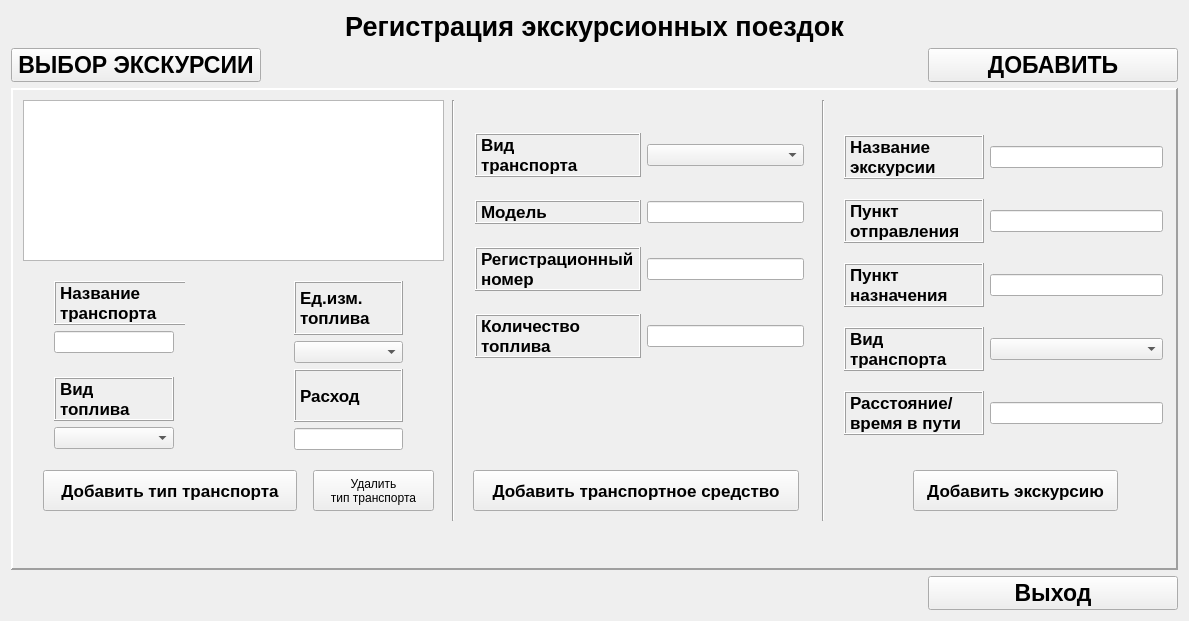
Qt form excursion/widget.ui (mary-anitikin/excursion_book) before a commit.
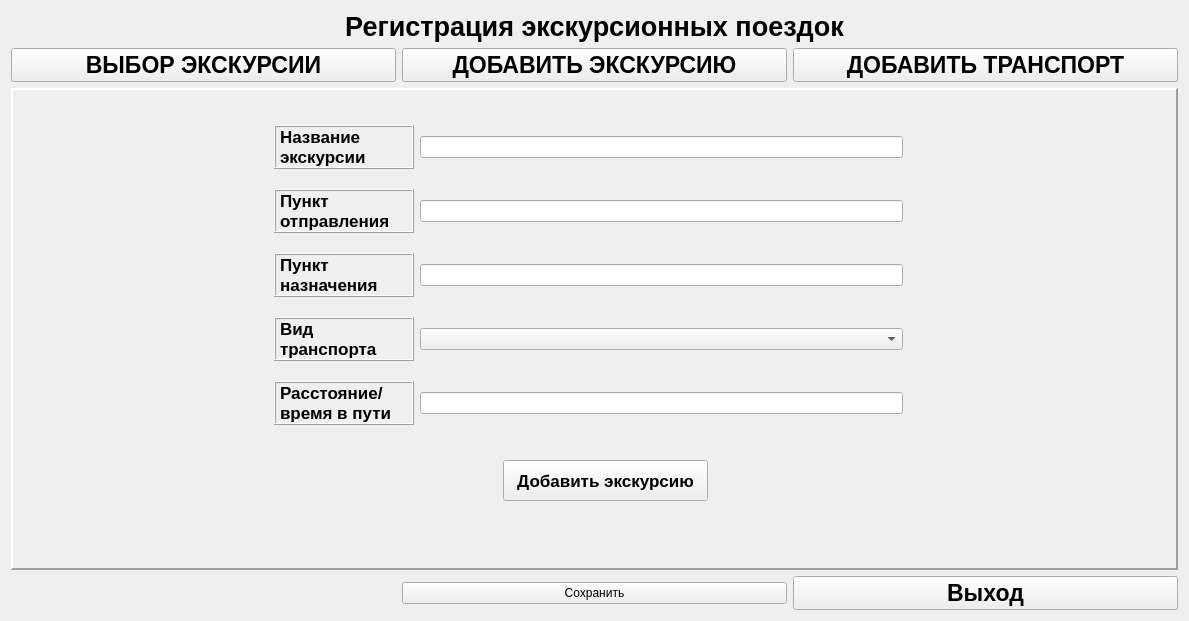
The same form after that commit. The open tabs and pages were chosen to show the change.

Commit message: Доработка в связи с новыми классами + доработка интерфейса

```diff
--- a/excursion/widget.ui
+++ b/excursion/widget.ui
@@ -14,32 +14,7 @@
    <string>Widget</string>
   </property>
   <layout class="QGridLayout" name="gridLayout">
-   <item row="0" column="0" colspan="4">
-    <widget class="QLabel" name="label">
-     <property name="font">
-      <font>
-       <pointsize>20</pointsize>
-       <weight>75</weight>
-       <bold>true</bold>
-       <kerning>true</kerning>
-      </font>
-     </property>
-     <property name="text">
-      <string>Регистрация экскурсионных поездок</string>
-     </property>
-     <property name="alignment">
-      <set>Qt::AlignCenter</set>
-     </property>
-    </widget>
-   </item>
-   <item row="3" column="0" colspan="3">
-    <widget class="QLabel" name="l_status">
-     <property name="text">
-      <string/>
-     </property>
-    </widget>
-   </item>
-   <item row="3" column="3">
+   <item row="3" column="2">
     <widget class="QPushButton" name="pushButton_3">
      <property name="font">
       <font>
@@ -53,42 +28,8 @@
      </property>
     </widget>
    </item>
-   <item row="1" column="1">
-    <spacer name="horizontalSpacer">
-     <property name="orientation">
-      <enum>Qt::Horizontal</enum>
-     </property>
-     <property name="sizeHint" stdset="0">
-      <size>
-       <width>40</width>
-       <height>20</height>
-      </size>
-     </property>
-    </spacer>
-   </item>
-   <item row="1" column="3">
-    <widget class="QPushButton" name="PB_AddTransport">
-     <property name="minimumSize">
-      <size>
-       <width>250</width>
-       <height>0</height>
-      </size>
-     </property>
-     <property name="font">
-      <font>
-       <pointsize>17</pointsize>
-       <weight>75</weight>
-       <italic>false</italic>
-       <bold>true</bold>
-      </font>
-     </property>
-     <property name="text">
-      <string>ДОБАВИТЬ</string>
-     </property>
-    </widget>
-   </item>
    <item row="1" column="0">
-    <widget class="QPushButton" name="PB_AddExcursion">
+    <widget class="QPushButton" name="PB_ChoiceExcursion">
      <property name="minimumSize">
       <size>
        <width>250</width>
@@ -107,7 +48,7 @@
      </property>
     </widget>
    </item>
-   <item row="2" column="0" colspan="4">
+   <item row="2" column="0" colspan="3">
     <widget class="QStackedWidget" name="stackedWidget">
      <property name="frameShape">
       <enum>QFrame::Panel</enum>
@@ -122,19 +63,6 @@
       <number>0</number>
      </property>
      <widget class="QWidget" name="page">
-      <widget class="QPushButton" name="PB_save">
-       <property name="geometry">
-        <rect>
-         <x>880</x>
-         <y>400</y>
-         <width>282</width>
-         <height>34</height>
-        </rect>
-       </property>
-       <property name="text">
-        <string>Сохранить</string>
-       </property>
-      </widget>
       <widget class="QTableView" name="tV_excursion">
        <property name="geometry">
         <rect>
@@ -328,41 +256,11 @@
       </widget>
      </widget>
      <widget class="QWidget" name="page_2">
-      <widget class="QTableView" name="tV_typeTr">
-       <property name="geometry">
-        <rect>
-         <x>10</x>
-         <y>10</y>
-         <width>421</width>
-         <height>161</height>
-        </rect>
-       </property>
-      </widget>
-      <widget class="QPushButton" name="PBAddTypeTr">
-       <property name="geometry">
-        <rect>
-         <x>30</x>
-         <y>380</y>
-         <width>254</width>
-         <height>41</height>
-        </rect>
-       </property>
-       <property name="font">
-        <font>
-         <pointsize>13</pointsize>
-         <weight>75</weight>
-         <bold>true</bold>
-        </font>
-       </property>
-       <property name="text">
-        <string>Добавить тип транспорта</string>
-       </property>
-      </widget>
       <widget class="QPushButton" name="PB_AddTour">
        <property name="geometry">
         <rect>
-         <x>900</x>
-         <y>380</y>
+         <x>490</x>
+         <y>370</y>
          <width>205</width>
          <height>41</height>
         </rect>
@@ -378,25 +276,12 @@
         <string>Добавить экскурсию</string>
        </property>
       </widget>
-      <widget class="Line" name="line_2">
+      <widget class="QWidget" name="layoutWidget_2">
        <property name="geometry">
         <rect>
-         <x>800</x>
+         <x>250</x>
          <y>10</y>
-         <width>20</width>
-         <height>421</height>
-        </rect>
-       </property>
-       <property name="orientation">
-        <enum>Qt::Vertical</enum>
-       </property>
-      </widget>
-      <widget class="QWidget" name="layoutWidget">
-       <property name="geometry">
-        <rect>
-         <x>820</x>
-         <y>20</y>
-         <width>341</width>
+         <width>651</width>
          <height>351</height>
         </rect>
        </property>
@@ -588,192 +473,13 @@
         </item>
        </layout>
       </widget>
-      <widget class="Line" name="line_3">
-       <property name="geometry">
-        <rect>
-         <x>430</x>
-         <y>10</y>
-         <width>20</width>
-         <height>421</height>
-        </rect>
-       </property>
-       <property name="orientation">
-        <enum>Qt::Vertical</enum>
-       </property>
-      </widget>
-      <widget class="QWidget" name="layoutWidget">
-       <property name="geometry">
-        <rect>
-         <x>30</x>
-         <y>180</y>
-         <width>142</width>
-         <height>190</height>
-        </rect>
-       </property>
-       <layout class="QVBoxLayout" name="verticalLayout_2">
-        <item>
-         <widget class="QLabel" name="l_nameTr">
-          <property name="minimumSize">
-           <size>
-            <width>140</width>
-            <height>0</height>
-           </size>
-          </property>
-          <property name="font">
-           <font>
-            <pointsize>13</pointsize>
-            <weight>75</weight>
-            <bold>true</bold>
-           </font>
-          </property>
-          <property name="frameShape">
-           <enum>QFrame::Box</enum>
-          </property>
-          <property name="frameShadow">
-           <enum>QFrame::Raised</enum>
-          </property>
-          <property name="lineWidth">
-           <number>1</number>
-          </property>
-          <property name="text">
-           <string>Название
-транспорта</string>
-          </property>
-         </widget>
-        </item>
-        <item>
-         <widget class="QLineEdit" name="LE_typeTrName"/>
-        </item>
-        <item>
-         <spacer name="verticalSpacer">
-          <property name="orientation">
-           <enum>Qt::Vertical</enum>
-          </property>
-          <property name="sizeHint" stdset="0">
-           <size>
-            <width>20</width>
-            <height>40</height>
-           </size>
-          </property>
-         </spacer>
-        </item>
-        <item>
-         <widget class="QLabel" name="l_fuel">
-          <property name="maximumSize">
-           <size>
-            <width>140</width>
-            <height>16777215</height>
-           </size>
-          </property>
-          <property name="font">
-           <font>
-            <pointsize>13</pointsize>
-            <weight>75</weight>
-            <bold>true</bold>
-           </font>
-          </property>
-          <property name="frameShape">
-           <enum>QFrame::Box</enum>
-          </property>
-          <property name="frameShadow">
-           <enum>QFrame::Raised</enum>
-          </property>
-          <property name="lineWidth">
-           <number>1</number>
-          </property>
-          <property name="text">
-           <string>Вид
-топлива</string>
-          </property>
-         </widget>
-        </item>
-        <item>
-         <widget class="QComboBox" name="CB_availableFuel"/>
-        </item>
-       </layout>
-      </widget>
-      <widget class="QWidget" name="layoutWidget">
-       <property name="geometry">
-        <rect>
-         <x>270</x>
-         <y>180</y>
-         <width>131</width>
-         <height>191</height>
-        </rect>
-       </property>
-       <layout class="QVBoxLayout" name="verticalLayout_3">
-        <item>
-         <widget class="QLabel" name="l_units">
-          <property name="maximumSize">
-           <size>
-            <width>140</width>
-            <height>16777215</height>
-           </size>
-          </property>
-          <property name="font">
-           <font>
-            <pointsize>13</pointsize>
-            <weight>75</weight>
-            <bold>true</bold>
-           </font>
-          </property>
-          <property name="frameShape">
-           <enum>QFrame::Box</enum>
-          </property>
-          <property name="frameShadow">
-           <enum>QFrame::Raised</enum>
-          </property>
-          <property name="lineWidth">
-           <number>1</number>
-          </property>
-          <property name="text">
-           <string>Ед.изм.
-топлива</string>
-          </property>
-         </widget>
-        </item>
-        <item>
-         <widget class="QComboBox" name="CB_availableUnit"/>
-        </item>
-        <item>
-         <widget class="QLabel" name="l_rate">
-          <property name="maximumSize">
-           <size>
-            <width>140</width>
-            <height>16777215</height>
-           </size>
-          </property>
-          <property name="font">
-           <font>
-            <pointsize>13</pointsize>
-            <weight>75</weight>
-            <bold>true</bold>
-           </font>
-          </property>
-          <property name="frameShape">
-           <enum>QFrame::Box</enum>
-          </property>
-          <property name="frameShadow">
-           <enum>QFrame::Raised</enum>
-          </property>
-          <property name="lineWidth">
-           <number>1</number>
-          </property>
-          <property name="text">
-           <string>Расход</string>
-          </property>
-         </widget>
-        </item>
-        <item>
-         <widget class="QLineEdit" name="LE_rate"/>
-        </item>
-       </layout>
-      </widget>
+     </widget>
+     <widget class="QWidget" name="page_3">
       <widget class="QPushButton" name="PB_AddTrVehicle">
        <property name="geometry">
         <rect>
-         <x>460</x>
-         <y>380</y>
+         <x>440</x>
+         <y>310</y>
          <width>326</width>
          <height>41</height>
         </rect>
@@ -789,12 +495,12 @@
         <string>Добавить транспортное средство</string>
        </property>
       </widget>
-      <widget class="QWidget" name="layoutWidget">
+      <widget class="QWidget" name="layoutWidget_3">
        <property name="geometry">
         <rect>
-         <x>451</x>
-         <y>15</y>
-         <width>351</width>
+         <x>250</x>
+         <y>10</y>
+         <width>651</width>
          <height>281</height>
         </rect>
        </property>
@@ -932,23 +638,83 @@
         </item>
        </layout>
       </widget>
-      <widget class="QPushButton" name="PB_DeleteTypeTr">
-       <property name="geometry">
-        <rect>
-         <x>300</x>
-         <y>380</y>
-         <width>121</width>
-         <height>41</height>
-        </rect>
-       </property>
-       <property name="text">
-        <string>Удалить
-тип транспорта</string>
-       </property>
-      </widget>
      </widget>
     </widget>
    </item>
+   <item row="1" column="1">
+    <widget class="QPushButton" name="PB_AddExcursion">
+     <property name="minimumSize">
+      <size>
+       <width>250</width>
+       <height>0</height>
+      </size>
+     </property>
+     <property name="font">
+      <font>
+       <pointsize>17</pointsize>
+       <weight>75</weight>
+       <italic>false</italic>
+       <bold>true</bold>
+      </font>
+     </property>
+     <property name="text">
+      <string>ДОБАВИТЬ ЭКСКУРСИЮ</string>
+     </property>
+    </widget>
+   </item>
+   <item row="0" column="0" colspan="3">
+    <widget class="QLabel" name="label">
+     <property name="font">
+      <font>
+       <pointsize>20</pointsize>
+       <weight>75</weight>
+       <bold>true</bold>
+       <kerning>true</kerning>
+      </font>
+     </property>
+     <property name="text">
+      <string>Регистрация экскурсионных поездок</string>
+     </property>
+     <property name="alignment">
+      <set>Qt::AlignCenter</set>
+     </property>
+    </widget>
+   </item>
+   <item row="1" column="2">
+    <widget class="QPushButton" name="PB_AddTransport">
+     <property name="minimumSize">
+      <size>
+       <width>250</width>
+       <height>0</height>
+      </size>
+     </property>
+     <property name="font">
+      <font>
+       <pointsize>17</pointsize>
+       <weight>75</weight>
+       <italic>false</italic>
+       <bold>true</bold>
+      </font>
+     </property>
+     <property name="text">
+      <string>ДОБАВИТЬ ТРАНСПОРТ</string>
+     </property>
+    </widget>
+   </item>
+   <item row="3" column="0">
+    <widget class="QLabel" name="l_status">
+     <property name="text">
+      <string/>
+     </property>
+    </widget>
+   </item>
+   <item row="3" column="1">
+    <widget class="QPushButton" name="PB_save">
+     <property name="text">
+      <string>Сохранить</string>
+     </property>
+    </widget>
+   </item>
   </layout>
  </widget>
  <layoutdefault spacing="6" margin="11"/>
```
Left out of the diff: 104 changed lines with no effect on the pictures. The commit also changes 6 other files.
